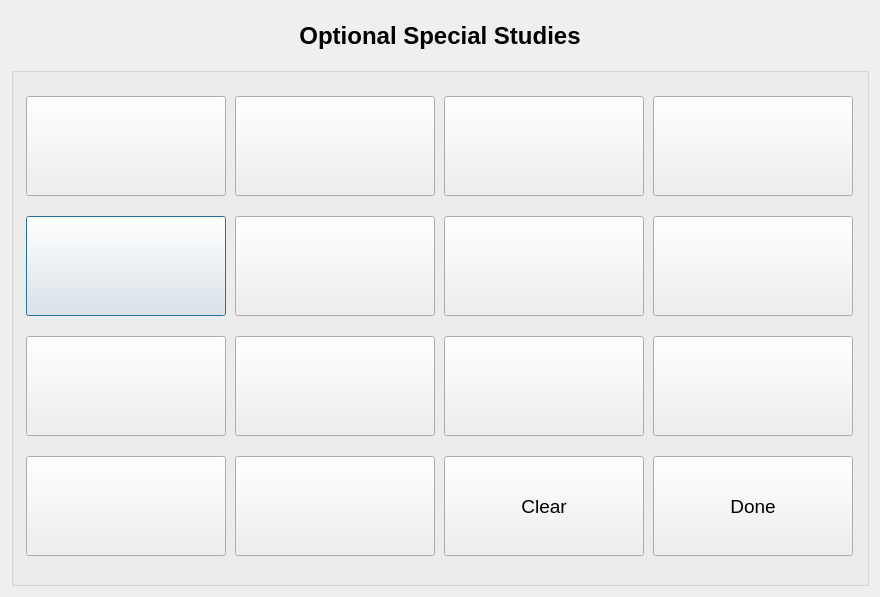
Above: ui/ExtendedSampleCollection.ui from rhtowler/CLAMS before the change. Below: the same form after it.
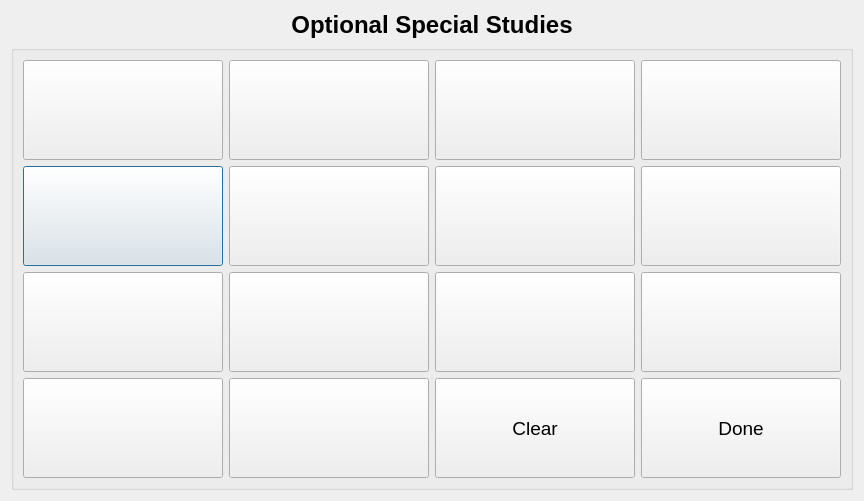
That is the form after the change.

Commit message: some measurement dialog updates using layouts

```diff
--- a/ui/ExtendedSampleCollection.ui
+++ b/ui/ExtendedSampleCollection.ui
@@ -6,15 +6,37 @@
    <rect>
     <x>0</x>
     <y>0</y>
-    <width>880</width>
-    <height>597</height>
+    <width>856</width>
+    <height>494</height>
    </rect>
   </property>
   <property name="windowTitle">
    <string>Special Studies</string>
   </property>
-  <layout class="QGridLayout" name="gridLayout_2">
-   <item row="1" column="0">
+  <layout class="QVBoxLayout" name="verticalLayout">
+   <item>
+    <widget class="QLabel" name="label_3">
+     <property name="maximumSize">
+      <size>
+       <width>16777215</width>
+       <height>50</height>
+      </size>
+     </property>
+     <property name="font">
+      <font>
+       <pointsize>18</pointsize>
+       <bold>true</bold>
+      </font>
+     </property>
+     <property name="text">
+      <string>Optional Special Studies</string>
+     </property>
+     <property name="alignment">
+      <set>Qt::AlignCenter</set>
+     </property>
+    </widget>
+   </item>
+   <item>
     <widget class="QGroupBox" name="groupBox">
      <property name="title">
       <string/>
@@ -461,29 +483,6 @@
      </layout>
     </widget>
    </item>
-   <item row="0" column="0">
-    <widget class="QLabel" name="label_3">
-     <property name="maximumSize">
-      <size>
-       <width>16777215</width>
-       <height>50</height>
-      </size>
-     </property>
-     <property name="font">
-      <font>
-       <pointsize>18</pointsize>
-       <weight>75</weight>
-       <bold>true</bold>
-      </font>
-     </property>
-     <property name="text">
-      <string>Optional Special Studies</string>
-     </property>
-     <property name="alignment">
-      <set>Qt::AlignCenter</set>
-     </property>
-    </widget>
-   </item>
   </layout>
  </widget>
  <resources/>
```
The commit also changes 34 other files.
